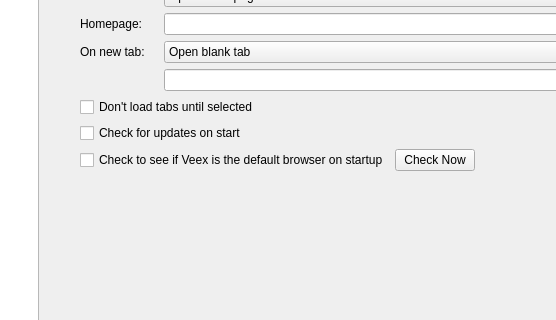
The window that src/lib/preferences/preferences.ui (osza-tools/osza-browser) describes before a commit, drawn with Qt 5; both pictures show x 192 to 748 and y 84 to 404 of the 1035 by 727 pixel window.
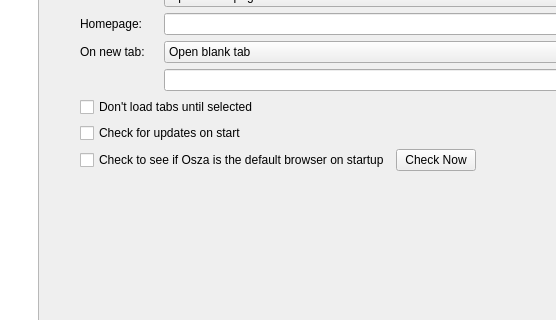
The same window after the commit. Custom widgets are drawn as their Qt base class.

Commit message: feat!: complete rebrand from Veex to Osza (osza-browser)

What changed in the file:
```diff
--- a/src/lib/preferences/preferences.ui
+++ b/src/lib/preferences/preferences.ui
@@ -459,7 +459,7 @@
              <item>
               <widget class="QCheckBox" name="checkDefaultBrowser">
                <property name="text">
-                <string>Check to see if Veex is the default browser on startup</string>
+                <string>Check to see if Osza is the default browser on startup</string>
                </property>
                <property name="checked">
                 <bool>false</bool>
```
Left out of the diff: 2 changed lines with no effect on the pictures. The commit also changes 2318 other files.
